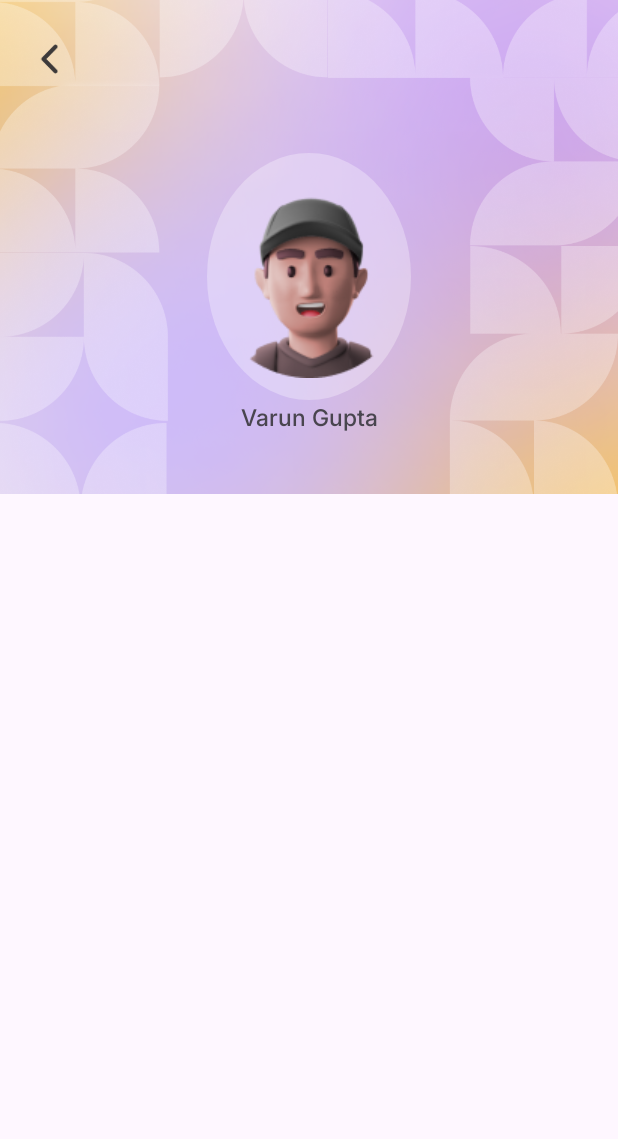
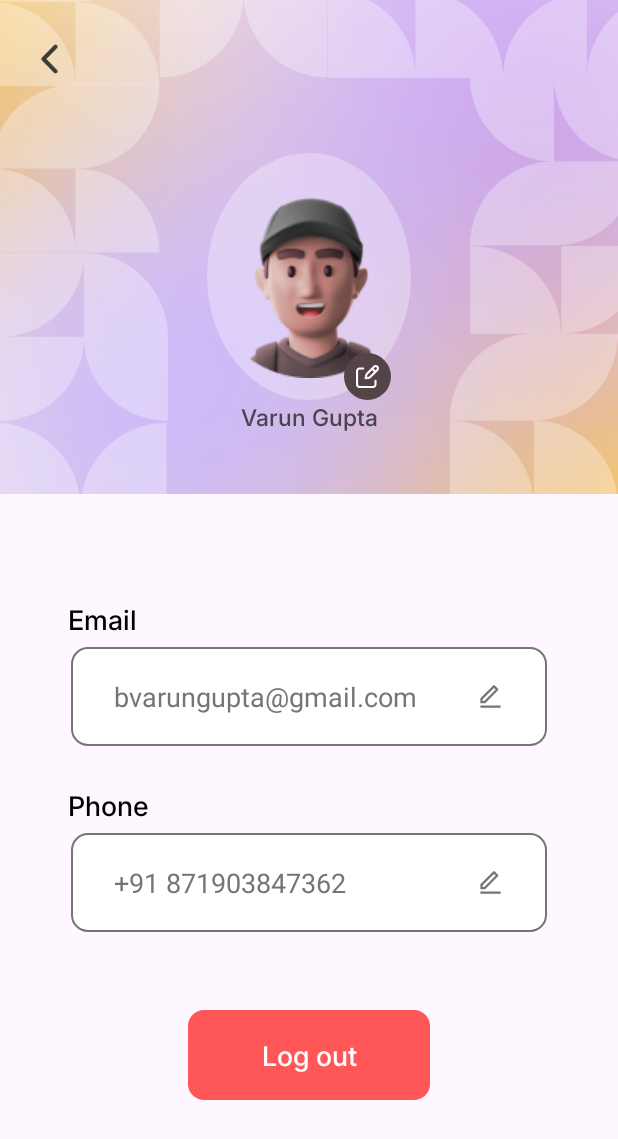
Before and after one commit to trantuananh-357/Android-App-Todo, an Android app: the layout activity_setting_user.xml on its own in the app's theme, with its tools: preview values and no code run, on a phone screen of 412 x 824 dp. Shown: the top 1139 px of the screen. Run offline under Robolectric (Android 15) with nearby library versions, the phone set to English and light mode, and no system bars.

Commit message:
update ui , ux setting user

```diff
--- a/app/src/main/AndroidManifest.xml
+++ b/app/src/main/AndroidManifest.xml
@@ -25,6 +25,10 @@
                 <category android:name="android.intent.category.LAUNCHER" />
             </intent-filter>
         </activity>
+        <activity
+            android:name=".ui.settinguser.SettingUserActivity"
+            android:exported="false"
+            android:screenOrientation="portrait" />
     </application>
 
 </manifest>
--- /dev/null
+++ b/app/src/main/java/com/example/android_todoapp/ui/settinguser/SettingUserActivity.kt
@@ -0,0 +1,35 @@
+package com.example.android_todoapp.ui.settinguser
+
+import androidx.activity.OnBackPressedCallback
+import com.example.android_todoapp.R
+import com.example.android_todoapp.base.BaseActivity
+import com.example.android_todoapp.databinding.ActivitySettingUserBinding
+
+class SettingUserActivity : BaseActivity<ActivitySettingUserBinding>() {
+    override val layoutId: Int
+        get() = R.layout.activity_setting_user
+
+    override fun setupUI() {
+    }
+    override fun setupListener() {
+        binding.apply {
+            onBackPressedDispatcher.addCallback(object : OnBackPressedCallback(true) {
+                override fun handleOnBackPressed() {
+                    finish()
+                }
+            })
+            imgBackPress.setOnClickListener {
+                onBackPressedDispatcher.onBackPressed()
+            }
+
+            vEditAvatar.setOnClickListener {
+
+            }
+            edtEmail.setOnClickListener {}
+            edtPhone.setOnClickListener {}
+            txtLogOut.setOnClickListener {
+
+            }
+        }
+    }
+}
--- a/app/src/main/res/drawable/bg_avatar.xml
+++ b/app/src/main/res/drawable/bg_avatar.xml
@@ -1,5 +1,5 @@
 <?xml version="1.0" encoding="utf-8"?>
 <shape xmlns:android="http://schemas.android.com/apk/res/android"
     android:shape="oval">
-    <solid android:color="#4DFFFFFF"/>
+    <solid android:color="@color/white"/>
 </shape>
--- /dev/null
+++ b/app/src/main/res/drawable/bg_edit_text.xml
@@ -0,0 +1,8 @@
+<?xml version="1.0" encoding="utf-8"?>
+<shape xmlns:android="http://schemas.android.com/apk/res/android">
+    <corners android:radius="@dimen/_8sdp" />
+    <solid android:color="@color/white" />
+    <stroke
+        android:width="@dimen/_1sdp"
+        android:color="@color/color_757575" />
+</shape>
--- /dev/null
+++ b/app/src/main/res/drawable/bg_radiu_8.xml
@@ -0,0 +1,6 @@
+<?xml version="1.0" encoding="utf-8"?>
+<shape xmlns:android="http://schemas.android.com/apk/res/android">
+    <solid android:color="@color/white" />
+    <corners android:radius="@dimen/_8sdp" />
+
+</shape>
--- /dev/null
+++ b/app/src/main/res/drawable/ic_edit_avatar.xml
@@ -0,0 +1,20 @@
+<vector xmlns:android="http://schemas.android.com/apk/res/android"
+    android:width="11dp"
+    android:height="11dp"
+    android:viewportWidth="11"
+    android:viewportHeight="11">
+  <path
+      android:strokeWidth="1"
+      android:pathData="M7.839,1.916L9.084,3.161M8.639,0.819L5.271,4.188C5.096,4.362 4.978,4.583 4.929,4.824L4.618,6.382L6.176,6.07C6.417,6.022 6.638,5.904 6.812,5.73L10.181,2.361C10.282,2.26 10.363,2.139 10.417,2.007C10.472,1.875 10.5,1.733 10.5,1.59C10.5,1.447 10.472,1.305 10.417,1.173C10.363,1.04 10.282,0.92 10.181,0.819C10.08,0.718 9.96,0.638 9.827,0.583C9.695,0.528 9.553,0.5 9.41,0.5C9.267,0.5 9.125,0.528 8.993,0.583C8.861,0.638 8.741,0.718 8.639,0.819Z"
+      android:strokeLineJoin="round"
+      android:fillColor="#00000000"
+      android:strokeColor="#ffffff"
+      android:strokeLineCap="round"/>
+  <path
+      android:strokeWidth="1"
+      android:pathData="M9.325,7.559V9.323C9.325,9.635 9.201,9.935 8.98,10.155C8.759,10.376 8.46,10.5 8.148,10.5H1.677C1.365,10.5 1.066,10.376 0.846,10.155C0.625,9.935 0.501,9.635 0.501,9.323V2.853C0.501,2.541 0.625,2.241 0.846,2.021C1.066,1.8 1.365,1.676 1.677,1.676H3.442"
+      android:strokeLineJoin="round"
+      android:fillColor="#00000000"
+      android:strokeColor="#ffffff"
+      android:strokeLineCap="round"/>
+</vector>
--- a/app/src/main/res/layout/activity_setting_user.xml
+++ b/app/src/main/res/layout/activity_setting_user.xml
@@ -33,6 +33,7 @@
             android:layout_height="0dp"
             android:layout_marginTop="@dimen/_30sdp"
             android:background="@drawable/bg_avatar"
+            android:backgroundTint="@color/color_4DFFFFFF"
             app:layout_constraintBottom_toBottomOf="@id/vTopBar"
             app:layout_constraintEnd_toEndOf="@id/vTopBar"
             app:layout_constraintHeight_percent="0.2"
@@ -50,10 +51,26 @@
             app:layout_constraintStart_toStartOf="@id/vAvatar"
             app:layout_constraintTop_toTopOf="@id/vAvatar" />
 
+        <View
+            android:id="@+id/vEditAvatar"
+            android:layout_width="@dimen/_24sdp"
+            android:layout_height="@dimen/_24sdp"
+            android:layout_marginEnd="@dimen/_10sdp"
+            android:background="@drawable/bg_avatar"
+            android:backgroundTint="@color/color_554447"
+            app:layout_constraintBottom_toBottomOf="@+id/vAvatar"
+            app:layout_constraintEnd_toEndOf="@+id/vAvatar" />
+
         <androidx.appcompat.widget.AppCompatImageView
             android:id="@+id/imgEdit"
-            android:layout_width="wrap_content"
-            android:layout_height="wrap_content" />
+            android:layout_width="0dp"
+            android:layout_height="0dp"
+            android:padding="@dimen/_6sdp"
+            android:src="@drawable/ic_edit_avatar"
+            app:layout_constraintBottom_toBottomOf="@+id/vEditAvatar"
+            app:layout_constraintEnd_toEndOf="@+id/vEditAvatar"
+            app:layout_constraintStart_toStartOf="@+id/vEditAvatar"
+            app:layout_constraintTop_toTopOf="@+id/vEditAvatar" />
 
         <androidx.appcompat.widget.AppCompatTextView
             android:id="@+id/txtNameUser"
@@ -66,6 +83,79 @@
             app:layout_constraintTop_toBottomOf="@id/vAvatar"
             tools:text="Varun Gupta" />
 
+        <androidx.appcompat.widget.AppCompatTextView
+            android:id="@+id/txtEmail"
+            android:layout_width="wrap_content"
+            android:layout_height="wrap_content"
+            android:layout_marginStart="@dimen/_35sdp"
+            android:layout_marginTop="@dimen/_54sdp"
+            android:fontFamily="@font/inter_medium"
+            android:text="@string/setting_user_title_email"
+            android:textColor="@color/black"
+            android:textSize="@dimen/_14ssp"
+            app:layout_constraintStart_toStartOf="parent"
+            app:layout_constraintTop_toBottomOf="@+id/vTopBar" />
+
+        <androidx.appcompat.widget.AppCompatEditText
+            android:id="@+id/edtEmail"
+            android:layout_width="0dp"
+            android:layout_height="@dimen/_51sdp"
+            android:layout_marginTop="@dimen/_4sdp"
+            android:background="@drawable/bg_edit_text"
+            android:drawableEnd="@drawable/ic_edit"
+            android:paddingHorizontal="@dimen/_22sdp"
+            android:textColorHint="@color/color_757575"
+            app:layout_constraintEnd_toEndOf="parent"
+            app:layout_constraintStart_toStartOf="parent"
+            app:layout_constraintTop_toBottomOf="@+id/txtEmail"
+            app:layout_constraintWidth_percent="0.77"
+            tools:hint="bvarungupta@gmail.com" />
+
+        <androidx.appcompat.widget.AppCompatTextView
+            android:id="@+id/txtPhone"
+            android:layout_width="wrap_content"
+            android:layout_height="wrap_content"
+            android:layout_marginStart="@dimen/_35sdp"
+            android:layout_marginTop="@dimen/_20sdp"
+            android:fontFamily="@font/inter_medium"
+            android:text="@string/setting_user_title_phone"
+            android:textColor="@color/black"
+            android:textSize="@dimen/_14ssp"
+            app:layout_constraintStart_toStartOf="parent"
+            app:layout_constraintTop_toBottomOf="@+id/edtEmail" />
+
+        <androidx.appcompat.widget.AppCompatEditText
+            android:id="@+id/edtPhone"
+            android:layout_width="0dp"
+            android:layout_height="@dimen/_51sdp"
+            android:layout_marginTop="@dimen/_4sdp"
+            android:background="@drawable/bg_edit_text"
+            android:drawableEnd="@drawable/ic_edit"
+            android:paddingHorizontal="@dimen/_22sdp"
+            android:textColorHint="@color/color_757575"
+            app:layout_constraintEnd_toEndOf="parent"
+            app:layout_constraintStart_toStartOf="parent"
+            app:layout_constraintTop_toBottomOf="@+id/txtPhone"
+            app:layout_constraintWidth_percent="0.77"
+            tools:hint="+91 871903847362" />
+
+
+        <androidx.appcompat.widget.AppCompatTextView
+            android:id="@+id/txtLogOut"
+            android:layout_width="@dimen/_124sdp"
+            android:layout_height="@dimen/_46sdp"
+            android:background="@drawable/bg_radiu_8"
+            android:backgroundTint="@color/color_FF5757"
+            android:fontFamily="@font/inter_medium"
+            android:gravity="center"
+            android:text="@string/setting_user_log_out"
+            android:layout_marginTop="@dimen/_40sdp"
+            android:textColor="@color/white"
+            android:textSize="@dimen/_14ssp"
+            app:layout_constraintEnd_toEndOf="parent"
+            app:layout_constraintStart_toStartOf="parent"
+            app:layout_constraintTop_toBottomOf="@+id/edtPhone" />
+
 
     </androidx.constraintlayout.widget.ConstraintLayout>
 </layout>
--- a/app/src/main/res/values/colors.xml
+++ b/app/src/main/res/values/colors.xml
@@ -11,4 +11,10 @@
     <color name="color_669747FF">#999747FF</color>
     <color name="primary_text_color">#000000</color>
     <color name="primary_background">#FFFFFF</color>
+    <color name="color_554447">#554447</color>
+    <color name="color_4DFFFFFF">#4DFFFFFF</color>
+    <color name="color_FF5757">#FF5757</color>
+
+
+
 </resources>
--- a/app/src/main/res/values/strings.xml
+++ b/app/src/main/res/values/strings.xml
@@ -6,4 +6,9 @@
     <string name="home_title_tag_work">Work</string>
     <string name="home_title_tag_dailytask">Daily Task</string>
     <string name="home_title_tag_study">Study</string>
+
+    <string name="setting_user_title_email">Email</string>
+    <string name="setting_user_title_phone">Phone</string>
+    <string name="setting_user_log_out">Log out</string>
+
 </resources>
```
